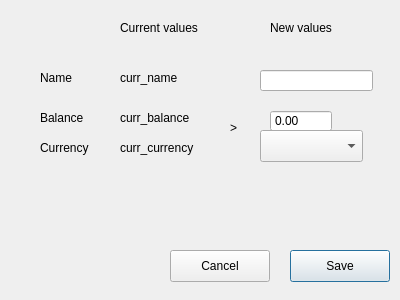
First picture: the form in ui/pocket_edit_dialog.ui, repository fishija/fcontrol-personal-finance, before the edit.
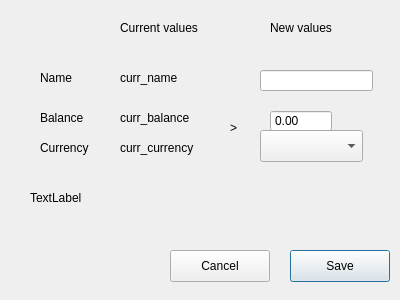
Second picture: the form after the edit.

Patch:
```diff
--- a/ui/pocket_edit_dialog.ui
+++ b/ui/pocket_edit_dialog.ui
@@ -195,6 +195,19 @@
     <string>curr_currency</string>
    </property>
   </widget>
+  <widget class="QLabel" name="infoLabel">
+   <property name="geometry">
+    <rect>
+     <x>30</x>
+     <y>190</y>
+     <width>341</width>
+     <height>16</height>
+    </rect>
+   </property>
+   <property name="text">
+    <string>TextLabel</string>
+   </property>
+  </widget>
  </widget>
  <resources/>
  <connections/>
```
